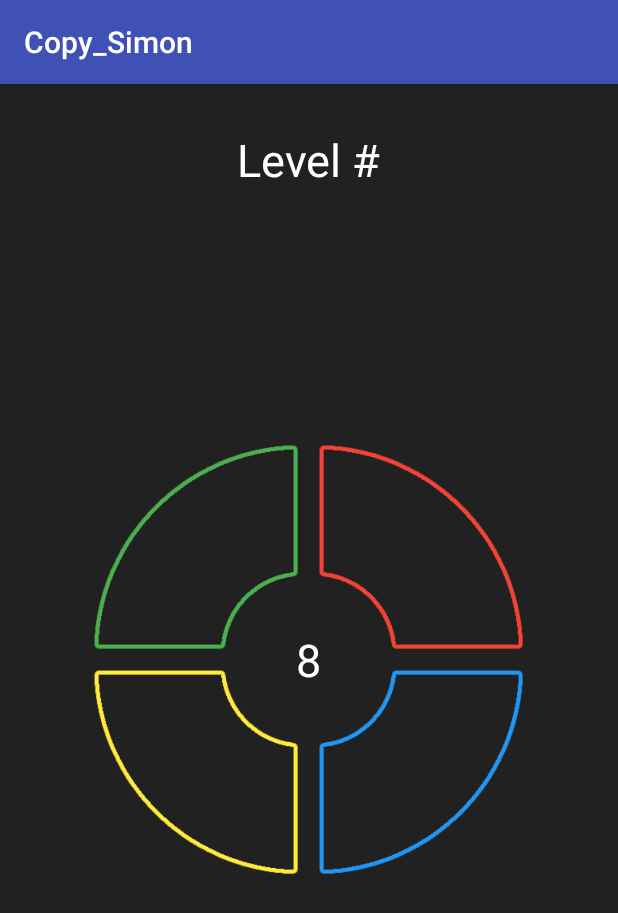
After one commit to iamraafi/Copy_Simon, an Android app: the GameActivity screen opened directly, with no data from a screen before it, on a phone screen of 412 x 824 dp. The commit adds this screen. Shown: the top 913 px of the screen. Run offline under Robolectric (Android 15) with nearby library versions, the phone set to English and light mode, and no system bars.

Commit message:
Fixed layouts

```diff
--- /dev/null
+++ b/app/src/main/java/ph/edu/dlsu/mobapde/copy_simon/GameActivity.java
@@ -0,0 +1,13 @@
+package ph.edu.dlsu.mobapde.copy_simon;
+
+import android.support.v7.app.AppCompatActivity;
+import android.os.Bundle;
+
+public class GameActivity extends AppCompatActivity {
+
+    @Override
+    protected void onCreate(Bundle savedInstanceState) {
+        super.onCreate(savedInstanceState);
+        setContentView(R.layout.activity_game);
+    }
+}
--- /dev/null
+++ b/app/src/main/res/layout/activity_game.xml
@@ -0,0 +1,68 @@
+<?xml version="1.0" encoding="utf-8"?>
+<RelativeLayout xmlns:android="http://schemas.android.com/apk/res/android"
+    xmlns:tools="http://schemas.android.com/tools"
+    android:layout_width="match_parent"
+    android:layout_height="match_parent"
+    tools:context="ph.edu.dlsu.mobapde.copy_simon.GameActivity"
+    android:padding="10dp">
+
+
+    <TextView
+        android:id="@+id/tv_level"
+        android:text="Level #"
+        android:layout_width="wrap_content"
+        android:layout_height="wrap_content"
+        android:textSize="30sp"
+        android:layout_margin="20dp"
+        android:layout_centerHorizontal="true"/>
+
+    <TextView
+        android:id="@+id/tv_countdown"
+        android:layout_width="wrap_content"
+        android:layout_height="wrap_content"
+        android:text="8"
+        android:textSize="30sp"
+        android:layout_centerInParent="true"/>
+
+    <LinearLayout
+        android:layout_width="match_parent"
+        android:layout_height="wrap_content"
+        android:orientation="vertical"
+        android:layout_centerInParent="true">
+
+        <LinearLayout
+            android:layout_width="match_parent"
+            android:layout_height="wrap_content"
+            android:gravity="center">
+            <ImageView
+                android:id="@+id/iv_green"
+                android:layout_width="150dp"
+                android:layout_height="150dp"
+                android:src="@drawable/green_game_button"/>
+            <ImageView
+                android:id="@+id/iv_red"
+                android:layout_width="150dp"
+                android:layout_height="150dp"
+                android:src="@drawable/red_game_button" />
+        </LinearLayout>
+
+        <LinearLayout
+            android:layout_width="match_parent"
+            android:layout_height="wrap_content"
+            android:gravity="center">
+
+            <ImageView
+                android:id="@+id/iv_yellow"
+                android:layout_width="150dp"
+                android:layout_height="150dp"
+                android:src="@drawable/yellow_game_button"/>
+            <ImageView
+                android:id="@+id/iv_blue"
+                android:layout_width="150dp"
+                android:layout_height="150dp"
+                android:src="@drawable/blue_game_button" />
+
+        </LinearLayout>
+    </LinearLayout>
+
+</RelativeLayout>
```
Also changed, not shown: app/src/main/AndroidManifest.xml (+5 -2 lines), app/src/main/java/ph/edu/dlsu/mobapde/copy_simon/InstructionsActivity.java (added, +13 -0 lines), app/src/main/java/ph/edu/dlsu/mobapde/copy_simon/PostGameActivity.java (added, +13 -0 lines), app/src/main/res/layout/activity_instructions.xml (added, +50 -0 lines), app/src/main/res/layout/activity_main.xml (+66 -2 lines), app/src/main/res/layout/activity_post_game.xml (added, +66 -0 lines), app/src/main/res/mipmap-hdpi/blue_button.9.png (added).
